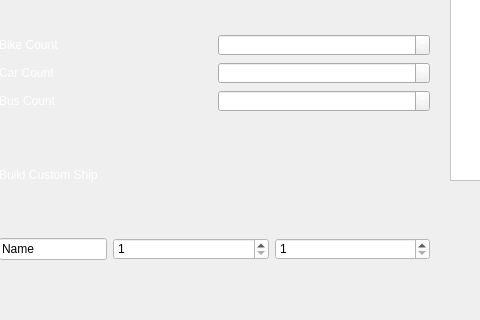
First picture: the form in FrontEndMain/FrontEndMain/settingspage.ui, repository drewanderson17/BattleShips, before the edit; both pictures show x 0 to 480 and y 280 to 600 of the 800 by 600 pixel window.
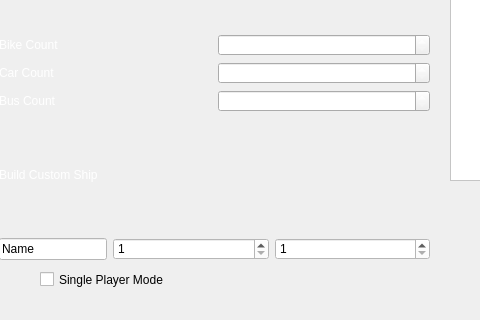
Second picture: the form after the edit. Icons and pictures are not drawn.

Commit message: - Added a cpuOn boolean variable to the mainWindow class (initialized to false) - Cpu placement is working for the placement screen - Reverted back to old version of loadShotGrid on this branch because current implementation in master has a bug in the shotScreen

What changed in the file:
```diff
--- a/FrontEndMain/FrontEndMain/settingspage.ui
+++ b/FrontEndMain/FrontEndMain/settingspage.ui
@@ -368,6 +368,19 @@
     <string>Add Ship</string>
    </property>
   </widget>
+  <widget class="QCheckBox" name="singlePlayerCB">
+   <property name="geometry">
+    <rect>
+     <x>40</x>
+     <y>550</y>
+     <width>181</width>
+     <height>19</height>
+    </rect>
+   </property>
+   <property name="text">
+    <string>Single Player Mode</string>
+   </property>
+  </widget>
  </widget>
  <resources/>
  <connections/>
```
The commit also changes 5 other files.
